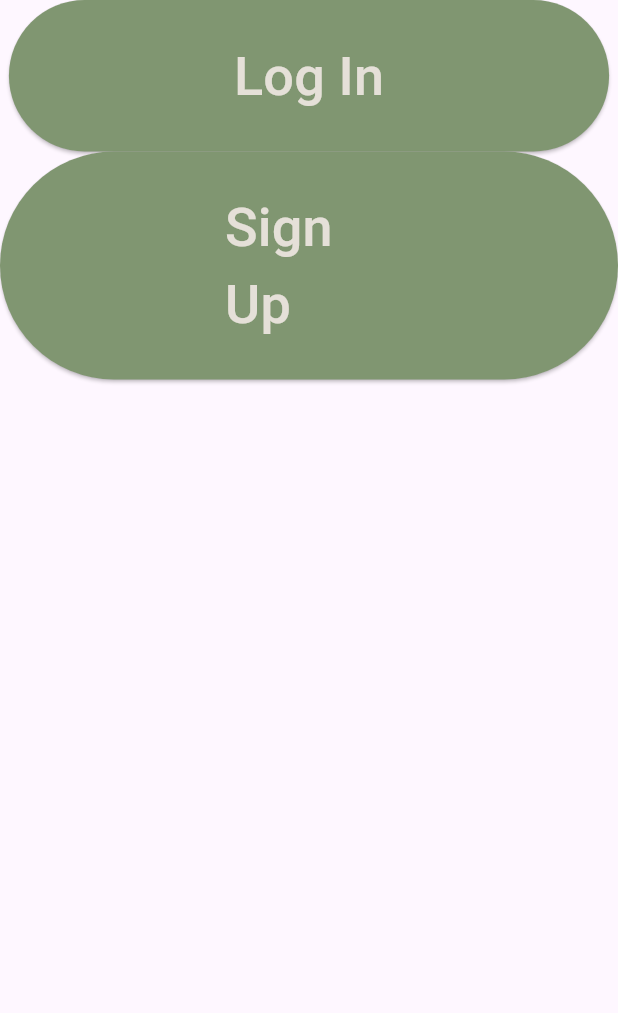
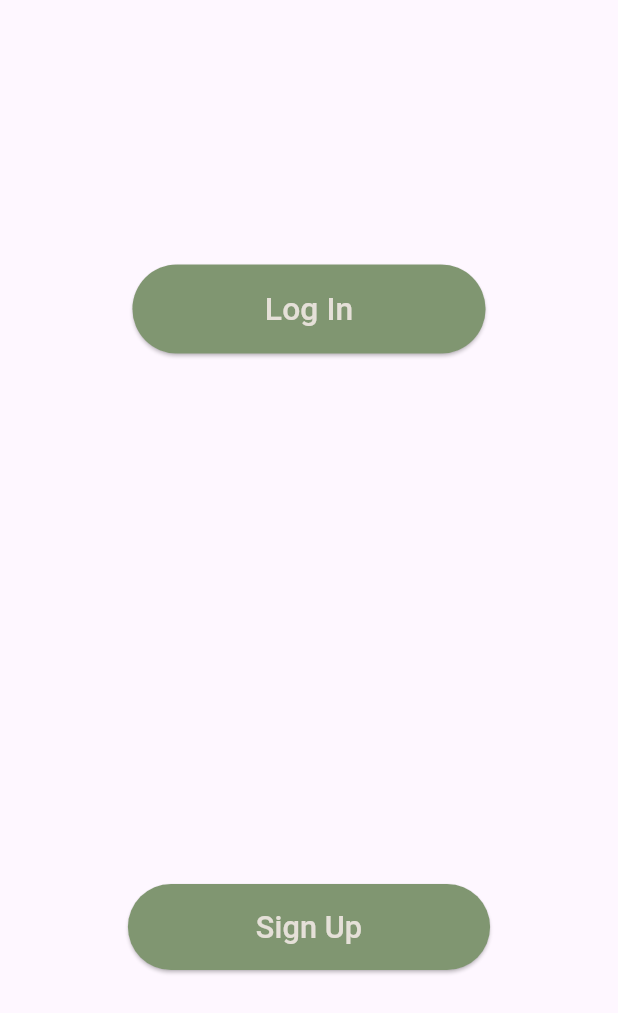
Before and after one commit to RedFlameKen/chiwi, a Flutter app: the LoginSignupWidget widget shown alone on an empty page, opened directly, on a phone screen of 412 x 824 dp. Shown: the top 1013 px of the screen. Run offline on Flutter 3.47's test engine with Material 3 defaults, Android fonts, the phone set to English and light mode, and no system bars; our stand-ins replace loading_animation_widget; missing offline and left inert: cryptography, dart:js_interop, flutter_sound; accounts and stored records are empty; network calls fail.

Commit message:
fix: use fitted box for certain widgets

```diff
--- a/lib/components/landing_page/login_signup_widget.dart
+++ b/lib/components/landing_page/login_signup_widget.dart
@@ -13,10 +13,14 @@ class LoginSignupWidget extends StatelessWidget {
       mainAxisAlignment: MainAxisAlignment.spaceEvenly,
       crossAxisAlignment: CrossAxisAlignment.center,
       children: [
-        ElevatedButton(
+        Expanded(
+          child: FittedBox(
+            child: Padding(
+              padding: .only(top: 25, bottom: 25, left: 150, right: 150),
+              child: ElevatedButton(
                 style: ElevatedButton.styleFrom(
+                  padding: .only(top: 25, bottom: 25, left: 150, right: 150),
                   backgroundColor: ChiwiColors.MATCHA,
-            padding: .only(top: 25, bottom: 25, left: 150, right: 150),
                 ),
                 onPressed: () {
                   Navigator.push(
@@ -29,7 +33,14 @@ class LoginSignupWidget extends StatelessWidget {
                   style: TextStyle(color: ChiwiColors.ALMOND, fontSize: 36),
                 ),
               ),
-        ElevatedButton(
+            ),
+          ),
+        ),
+        Expanded(
+          child: FittedBox(
+            child: Padding(
+              padding: .only(top: 25, bottom: 25, left: 150, right: 150),
+              child: ElevatedButton(
                 style: ElevatedButton.styleFrom(
                   backgroundColor: ChiwiColors.MATCHA,
                   padding: .only(top: 25, bottom: 25, left: 150, right: 150),
@@ -45,6 +56,9 @@ class LoginSignupWidget extends StatelessWidget {
                   style: TextStyle(color: ChiwiColors.ALMOND, fontSize: 36),
                 ),
               ),
+            ),
+          ),
+        ),
       ],
     );
   }
--- a/lib/pages/landing_page.dart
+++ b/lib/pages/landing_page.dart
@@ -25,7 +25,6 @@ class LandingPage extends StatelessWidget {
         child: ListView(
           children: [
             CallToActionWidget(height: ctaHeight),
-            Text("https://youtu.be/uJhWDkEsGQc?si=rv7Q0lXIoLA73kCI"),
           ],
         ),
       ),
```
Also changed, not shown: lib/components/form/login_form.dart (+11 -7 lines), lib/components/form/signup_form.dart (+9 -4 lines), lib/pages/main_menu_page.dart (+6 -2 lines). Lines whose indentation alone changed are shown as unchanged.
